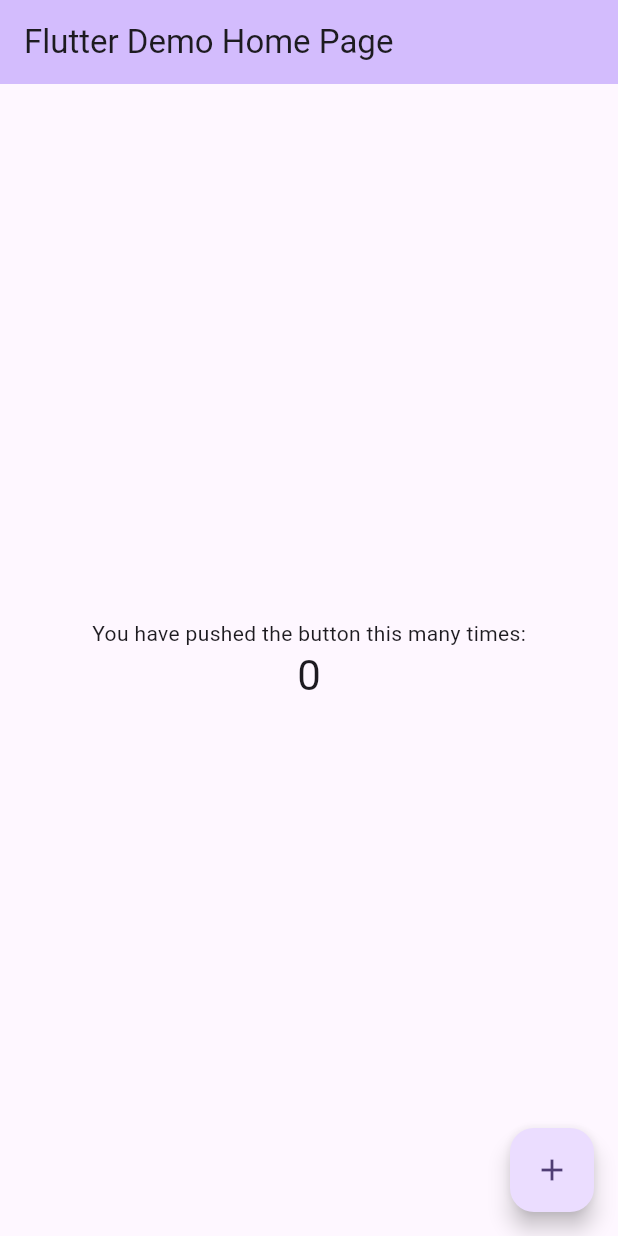
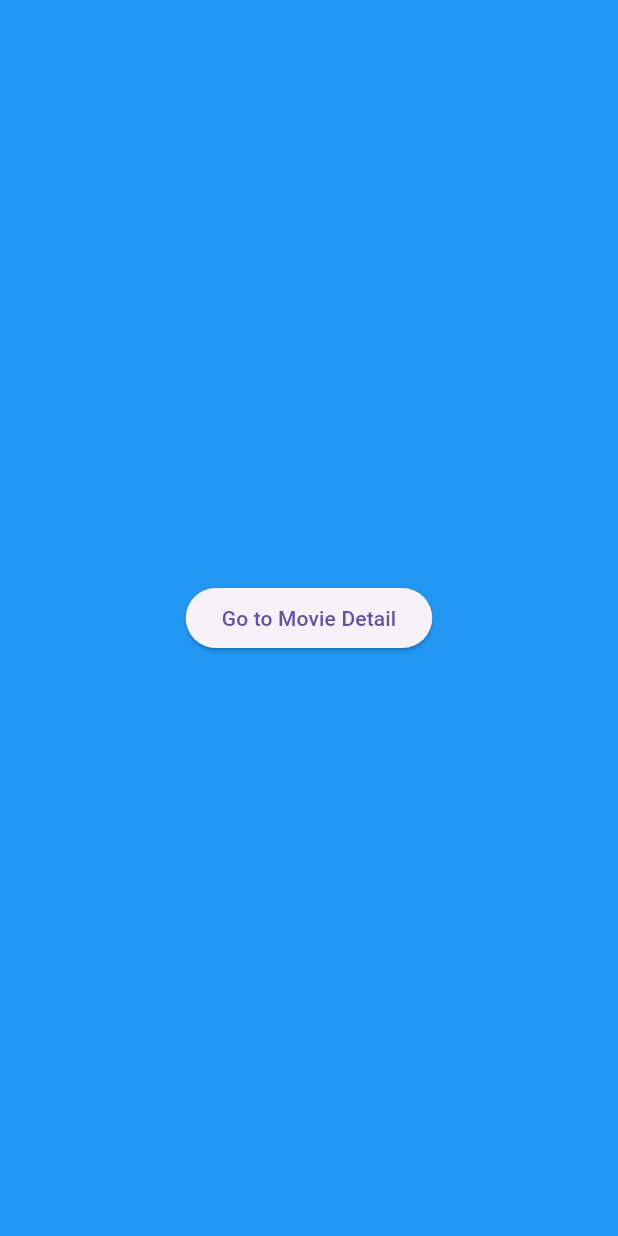
Before and after one commit to adityaharyanov/nov_movie_app, a Flutter app: the screen it shows after launch, on a phone screen of 412 x 824 dp. Run offline on Flutter 3.47's test engine with Material 3 defaults, Android fonts, the phone set to English and light mode, and no system bars; our stand-ins replace get, go_router.

Commit message:
add dependencies finish router & presentation boilerplate

```diff
--- a/lib/main.dart
+++ b/lib/main.dart
@@ -1,125 +1,31 @@
 import 'package:flutter/material.dart';
+import 'package:get/get_navigation/src/root/get_material_app.dart';
+import 'package:nov_movie_app/router/app.router.dart';
 
 void main() {
-  runApp(const MyApp());
+  runApp(MyApp());
 }
 
 class MyApp extends StatelessWidget {
-  const MyApp({super.key});
+  final _appRouter = AppRouter();
+
+  MyApp({super.key});
 
   // This widget is the root of your application.
   @override
   Widget build(BuildContext context) {
-    return MaterialApp(
-      title: 'Flutter Demo',
+    return GetMaterialApp.router(
+      title: 'Nov Movie App',
+      debugShowCheckedModeBanner: true,
       theme: ThemeData(
-        // This is the theme of your application.
-        //
-        // TRY THIS: Try running your application with "flutter run". You'll see
-        // the application has a purple toolbar. Then, without quitting the app,
-        // try changing the seedColor in the colorScheme below to Colors.green
-        // and then invoke "hot reload" (save your changes or press the "hot
-        // reload" button in a Flutter-supported IDE, or press "r" if you used
-        // the command line to start the app).
-        //
-        // Notice that the counter didn't reset back to zero; the application
-        // state is not lost during the reload. To reset the state, use hot
-        // restart instead.
-        //
-        // This works for code too, not just values: Most code changes can be
-        // tested with just a hot reload.
-        colorScheme: ColorScheme.fromSeed(seedColor: Colors.deepPurple),
-        useMaterial3: true,
+        primarySwatch: Colors.blue,
       ),
-      home: const MyHomePage(title: 'Flutter Demo Home Page'),
+
+      // Router Config
+      routeInformationParser: _appRouter.router.routeInformationParser,
+      routeInformationProvider: _appRouter.router.routeInformationProvider,
+      routerDelegate: _appRouter.router.routerDelegate,
+      backButtonDispatcher: _appRouter.router.backButtonDispatcher,
     );
   }
 }
-
-class MyHomePage extends StatefulWidget {
-  const MyHomePage({super.key, required this.title});
-
-  // This widget is the home page of your application. It is stateful, meaning
-  // that it has a State object (defined below) that contains fields that affect
-  // how it looks.
-
-  // This class is the configuration for the state. It holds the values (in this
-  // case the title) provided by the parent (in this case the App widget) and
-  // used by the build method of the State. Fields in a Widget subclass are
-  // always marked "final".
-
-  final String title;
-
-  @override
-  State<MyHomePage> createState() => _MyHomePageState();
-}
-
-class _MyHomePageState extends State<MyHomePage> {
-  int _counter = 0;
-
-  void _incrementCounter() {
-    setState(() {
-      // This call to setState tells the Flutter framework that something has
-      // changed in this State, which causes it to rerun the build method below
-      // so that the display can reflect the updated values. If we changed
-      // _counter without calling setState(), then the build method would not be
-      // called again, and so nothing would appear to happen.
-      _counter++;
-    });
-  }
-
-  @override
-  Widget build(BuildContext context) {
-    // This method is rerun every time setState is called, for instance as done
-    // by the _incrementCounter method above.
-    //
-    // The Flutter framework has been optimized to make rerunning build methods
-    // fast, so that you can just rebuild anything that needs updating rather
-    // than having to individually change instances of widgets.
-    return Scaffold(
-      appBar: AppBar(
-        // TRY THIS: Try changing the color here to a specific color (to
-        // Colors.amber, perhaps?) and trigger a hot reload to see the AppBar
-        // change color while the other colors stay the same.
-        backgroundColor: Theme.of(context).colorScheme.inversePrimary,
-        // Here we take the value from the MyHomePage object that was created by
-        // the App.build method, and use it to set our appbar title.
-        title: Text(widget.title),
-      ),
-      body: Center(
-        // Center is a layout widget. It takes a single child and positions it
-        // in the middle of the parent.
-        child: Column(
-          // Column is also a layout widget. It takes a list of children and
-          // arranges them vertically. By default, it sizes itself to fit its
-          // children horizontally, and tries to be as tall as its parent.
-          //
-          // Column has various properties to control how it sizes itself and
-          // how it positions its children. Here we use mainAxisAlignment to
-          // center the children vertically; the main axis here is the vertical
-          // axis because Columns are vertical (the cross axis would be
-          // horizontal).
-          //
-          // TRY THIS: Invoke "debug painting" (choose the "Toggle Debug Paint"
-          // action in the IDE, or press "p" in the console), to see the
-          // wireframe for each widget.
-          mainAxisAlignment: MainAxisAlignment.center,
-          children: <Widget>[
-            const Text(
-              'You have pushed the button this many times:',
-            ),
-            Text(
-              '$_counter',
-              style: Theme.of(context).textTheme.headlineMedium,
-            ),
-          ],
-        ),
-      ),
-      floatingActionButton: FloatingActionButton(
-        onPressed: _incrementCounter,
-        tooltip: 'Increment',
-        child: const Icon(Icons.add),
-      ), // This trailing comma makes auto-formatting nicer for build methods.
-    );
-  }
-}
--- /dev/null
+++ b/lib/presentation/features/movie_list/movie_list.page.dart
@@ -0,0 +1,12 @@
+import 'package:flutter/material.dart';
+
+class MovieListPage extends StatelessWidget {
+  const MovieListPage({super.key});
+
+  @override
+  Widget build(BuildContext context) {
+    return Container(
+      color: Colors.red,
+    );
+  }
+}
--- /dev/null
+++ b/lib/presentation/features/movie_list/movie_list.viewmodel.dart
@@ -0,0 +1,3 @@
+import 'package:get/get.dart';
+
+class MovieListViewModel extends GetxController {}
--- /dev/null
+++ b/lib/presentation/features/mvoie_detail/movie_detail.page.dart
@@ -0,0 +1,24 @@
+import 'package:flutter/material.dart';
+import 'package:flutter/widgets.dart';
+import 'package:go_router/go_router.dart';
+import 'package:nov_movie_app/router/routes.dart';
+
+class MovieDetailPage extends StatelessWidget {
+  const MovieDetailPage({super.key});
+
+  void _pushMovieDetailPage(BuildContext context) {
+    context.push(Routes.movieDetail.path);
+  }
+
+  @override
+  Widget build(BuildContext context) {
+    return Container(
+        color: Colors.blue,
+        child: Center(
+          child: ElevatedButton(
+            onPressed: () => _pushMovieDetailPage(context),
+            child: const Text("Go to Movie Detail"),
+          ),
+        ));
+  }
+}
--- /dev/null
+++ b/lib/presentation/features/mvoie_detail/movie_detail.viewmodel.dart
@@ -0,0 +1,3 @@
+import 'package:get/get.dart';
+
+class MovieDetailViewModel extends GetxController {}
--- /dev/null
+++ b/lib/router/app.router.dart
@@ -0,0 +1,36 @@
+import 'package:go_router/go_router.dart';
+import 'package:nov_movie_app/presentation/features/movie_list/movie_list.page.dart';
+import 'package:nov_movie_app/presentation/features/mvoie_detail/movie_detail.page.dart';
+import 'package:nov_movie_app/router/routes.dart';
+
+class AppRouter {
+  late GoRouter router;
+
+  AppRouter() {
+    router = GoRouter(
+      initialLocation: Routes.movieList.path,
+      routes: [
+        _movieListRoute(),
+        _movieDetailRoute(),
+      ],
+    );
+  }
+
+  GoRoute _movieListRoute() {
+    return GoRoute(
+      path: Routes.movieList.path,
+      builder: (context, state) {
+        return const MovieDetailPage();
+      },
+    );
+  }
+
+  GoRoute _movieDetailRoute() {
+    return GoRoute(
+      path: Routes.movieDetail.path,
+      builder: (context, state) {
+        return const MovieListPage();
+      },
+    );
+  }
+}
--- /dev/null
+++ b/lib/router/routes.dart
@@ -0,0 +1,9 @@
+enum Routes {
+  main("/"),
+  movieList("/movie/list"),
+  movieDetail("/movie/detail");
+
+  const Routes(this.path);
+
+  final String path;
+}
--- a/pubspec.yaml
+++ b/pubspec.yaml
@@ -30,6 +30,9 @@ environment:
 dependencies:
   flutter:
     sdk: flutter
+
+  get: ^4.6.6
+  go_router:
 
 
   # The following adds the Cupertino Icons font to your application.
```
Also changed, not shown: pubspec.lock, 1 other file.
